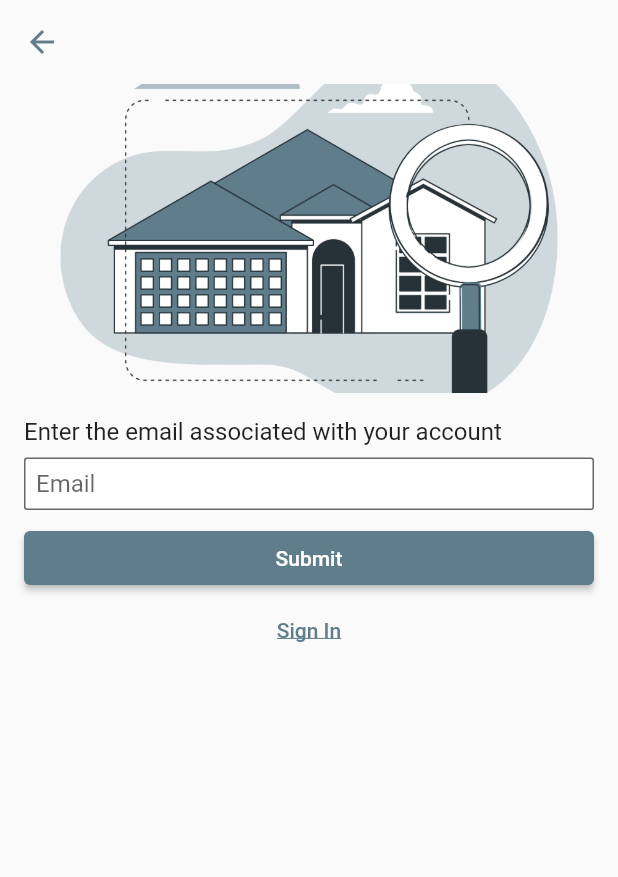
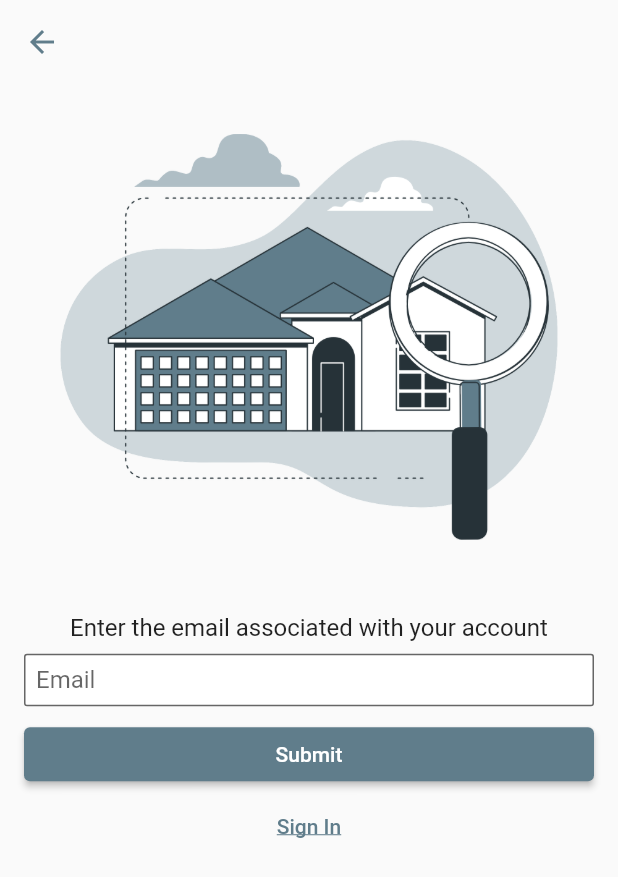
Before and after one commit to khttps/rentall, a Flutter app: the AuthScreen screen opened by its route, swiped to page 3, on a phone screen of 412 x 824 dp. Shown: the top 877 px of the screen. Run offline on Flutter 3.47's test engine with Material 2 defaults, Android fonts, the phone set to English and light mode, and no system bars; drawn by our look-alikes of expandable_page_view, flutter_form_builder; our stand-ins replace bloc, cached_network_image, carousel_slider, cloud_firestore, easy_localization, equatable and 14 more; missing offline and left inert: algolia, flutter_facebook_auth, google_place, phone_number; accounts and stored records are empty.

Commit message:
Setup Expandable PageView in Auth Screen

```diff
--- a/lib/screens/auth/view/auth_screen.dart
+++ b/lib/screens/auth/view/auth_screen.dart
@@ -1,3 +1,4 @@
+import 'package:expandable_page_view/expandable_page_view.dart';
 import 'package:flutter/material.dart';
 import 'package:flutter_bloc/flutter_bloc.dart';
 import 'package:flutter_form_builder/flutter_form_builder.dart';
@@ -68,17 +69,16 @@ class _AuthScreenState extends State<AuthScreen> {
             return Stack(
               children: [
                 ListView(
+                  shrinkWrap: true,
                   controller: _screenController,
                   children: [
                     Image.asset(
                       'assets/images/sign_in.png',
-                      fit: BoxFit.cover,
-                      height: constraints.maxWidth / 2,
+                      fit: BoxFit.contain,
+                      height: constraints.maxWidth / 1.223,
+                      width: constraints.maxWidth,
                     ),
-                    SizedBox(
-                      width: constraints.maxWidth,
-                      height: constraints.maxHeight,
-                      child: PageView(
+                    ExpandablePageView(
                       controller: _pageController,
                       physics: const NeverScrollableScrollPhysics(),
                       children: [
@@ -189,7 +189,6 @@ class _AuthScreenState extends State<AuthScreen> {
                         )
                       ],
                     ),
-                    ),
                   ],
                 ),
                 if (state is AuthLoading) const LoadingWidget()
--- a/lib/screens/auth/view/widgets/forgot_password_form.dart
+++ b/lib/screens/auth/view/widgets/forgot_password_form.dart
@@ -26,8 +26,9 @@ class _ForgotPasswordFormState extends State<ForgotPasswordForm> {
   @override
   Widget build(BuildContext context) {
     return FormBuilder(
-      child: ListView(
+      child: Padding(
         padding: const EdgeInsets.all(16.0),
+        child: Column(
           children: [
             const Text(
               'Enter the email associated with your account',
@@ -79,6 +80,7 @@ class _ForgotPasswordFormState extends State<ForgotPasswordForm> {
             )
           ],
         ),
+      ),
     );
   }
 }
--- a/pubspec.yaml
+++ b/pubspec.yaml
@@ -39,6 +39,7 @@ dependencies:
   flutter_svg: ^1.1.1+1
   shared_preferences: ^2.0.15
   geolocator: ^8.2.1
+  expandable_page_view: ^1.0.17
 
 dev_dependencies:
   build_runner: ^2.1.10
```
Also changed, not shown: assets/images/sign_in.png, pubspec.lock. Lines whose indentation alone changed are shown as unchanged.
